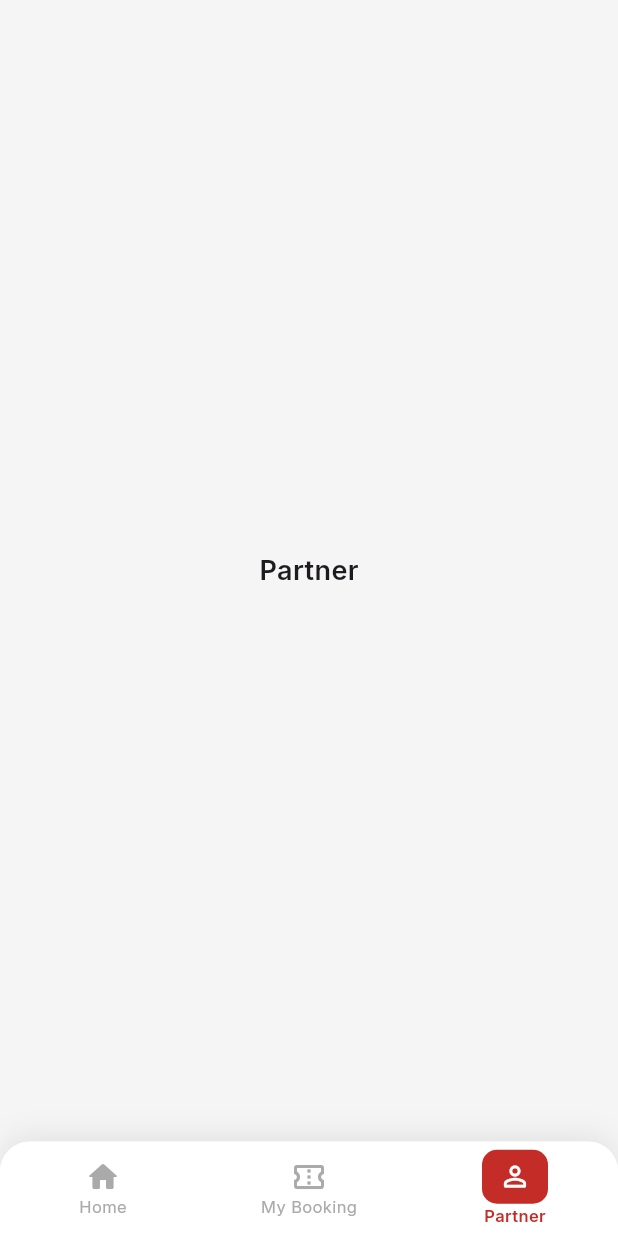
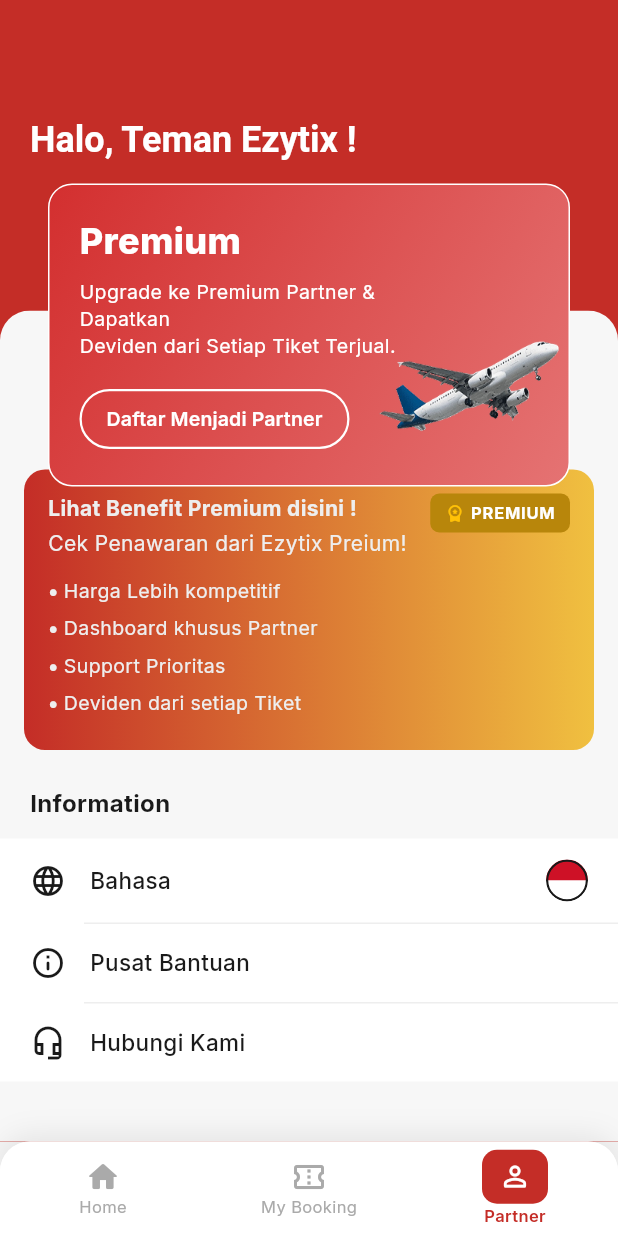
Before and after one commit to AndrianPutra14/tickettv, a Flutter app: the HomePage screen opened by its route, item 3 of the bottom bar chosen, on a phone screen of 412 x 824 dp. Run offline on Flutter 3.47's test engine with Material 3 defaults, Android fonts, the phone set to English and light mode, and no system bars; our stand-ins replace google_fonts.

Commit message:
Partner, MyBooking, Image asset

```diff
--- a/lib/screens/user/homepage.dart
+++ b/lib/screens/user/homepage.dart
@@ -1,6 +1,7 @@
 import 'package:flutter/material.dart';
 import 'package:flutter/services.dart';
 import 'package:project1/screens/user/mybookng.dart';
+import 'package:project1/screens/user/partner.dart';
 import 'package:project1/utils/routes.dart';
 
 const Color primaryRed = Color(0xFFC42D27);
@@ -1286,10 +1287,7 @@ class _PartnerTab extends StatelessWidget {
 
   @override
   Widget build(BuildContext context) {
-    return const Center(
-      child: Text('Partner',
-          style: TextStyle(fontSize: 18, fontWeight: FontWeight.w600)),
-    );
+    return const PartnerPage();
   }
 }
 
--- a/lib/screens/user/mybookng.dart
+++ b/lib/screens/user/mybookng.dart
@@ -290,7 +290,7 @@ class _MyBookingPageState extends State<MyBookingPage> {
         color: _kRed,
         borderRadius: BorderRadius.circular(10),
       ),
-      padding: const EdgeInsets.symmetric(horizontal: 16, vertical: 14),
+      padding: const EdgeInsets.symmetric(horizontal: 16, vertical: 18),
       child: Row(
         children: const [
           Icon(Icons.menu_rounded, color: Colors.white, size: 22),
--- /dev/null
+++ b/lib/screens/user/partner.dart
@@ -0,0 +1,391 @@
+import 'package:flutter/material.dart';
+
+const _kRed = Color(0xFFC42D27);
+const _kBg = Color(0xFFF7F7F7);
+const _kTextDark = Color(0xFF1A1A1A);
+const _kTextGrey = Color(0xFF9E9E9E);
+const _kDivider = Color(0xFFEEEEEE);
+
+class PartnerPage extends StatelessWidget {
+  const PartnerPage({super.key});
+
+  @override
+  Widget build(BuildContext context) {
+    return Scaffold(
+      backgroundColor: _kRed,
+      body: Stack(
+        children: [
+          Column(
+            crossAxisAlignment: CrossAxisAlignment.start,
+            children: [
+              // ── Red top area ──────────────────────────────────────────
+              Expanded(
+                child: SingleChildScrollView(
+                  child: Column(
+                    crossAxisAlignment: CrossAxisAlignment.start,
+                    children: [
+                      const SizedBox(height: 55),
+                      _buildGreeting(),
+                      const SizedBox(height: 20),
+                      // Space placeholder setinggi banner agar konten tidak tertutup
+                      const SizedBox(height: 180),
+                    ],
+                  ),
+                ),
+              ),
+              // ── White bottom area ─────────────────────────────────────
+              ClipRRect(
+                borderRadius: const BorderRadius.only(
+                  topLeft: Radius.circular(20),
+                  topRight: Radius.circular(20),
+                ),
+                child: Container(
+                  color: _kBg,
+                  padding: const EdgeInsets.symmetric(vertical: 16),
+                  child: SafeArea(
+                    bottom: false,
+                    child: Column(
+                      crossAxisAlignment: CrossAxisAlignment.start,
+                      children: [
+                        // Space di atas agar tidak tertutup banner
+                        const SizedBox(height: 90),
+                        _buildBenefitCard(),
+                        const SizedBox(height: 24),
+                        _buildInformationSection(),
+                        const SizedBox(height: 24),
+                      ],
+                    ),
+                  ),
+                ),
+              ),
+            ],
+          ),
+          // ── Banner nimpa di tengah-tengah ─────────────────────────────
+          Positioned(
+            left: 16,
+            right: 16,
+            bottom:
+                MediaQuery.of(context).size.height * 0.53, // sesuaikan posisi
+            child: _buildPremiumBanner(),
+          ),
+        ],
+      ),
+    );
+  }
+
+  // ─── Greeting ──────────────────────────────────────────────────────────────
+  Widget _buildGreeting() {
+    return Padding(
+      padding: const EdgeInsets.fromLTRB(20, 24, 20, 0),
+      child: RichText(
+        text: const TextSpan(
+          style: TextStyle(
+            fontSize: 24,
+            fontWeight: FontWeight.w700,
+            color: Colors.white,
+          ),
+          children: [
+            TextSpan(text: 'Halo, Teman Ezytix !'),
+          ],
+        ),
+      ),
+    );
+  }
+
+  // ─── Premium Banner ────────────────────────────────────────────────────────
+  Widget _buildPremiumBanner() {
+    return Padding(
+      padding: const EdgeInsets.symmetric(horizontal: 16),
+      child: Container(
+        decoration: BoxDecoration(
+          border: Border.all(color: Colors.white, width: 1),
+          gradient: const LinearGradient(
+            colors: [Color(0xFFD32F2F), Color(0xFFE57373)],
+            begin: Alignment.topLeft,
+            end: Alignment.bottomRight,
+          ),
+          borderRadius: BorderRadius.circular(16),
+        ),
+        padding: const EdgeInsets.fromLTRB(20, 20, 0, 20),
+        child: Row(
+          crossAxisAlignment: CrossAxisAlignment.end,
+          children: [
+            // Text content
+            Expanded(
+              child: Column(
+                crossAxisAlignment: CrossAxisAlignment.start,
+                children: [
+                  const Text(
+                    'Premium',
+                    style: TextStyle(
+                      fontSize: 24,
+                      fontWeight: FontWeight.w800,
+                      color: Colors.white,
+                    ),
+                  ),
+                  const SizedBox(height: 8),
+                  const Text(
+                    'Upgrade ke Premium Partner & Dapatkan\nDeviden dari Setiap Tiket Terjual.',
+                    style: TextStyle(
+                      fontSize: 13,
+                      color: Colors.white,
+                      height: 1.4,
+                    ),
+                  ),
+                  const SizedBox(height: 16),
+                  OutlinedButton(
+                    onPressed: () {},
+                    style: OutlinedButton.styleFrom(
+                      side: const BorderSide(color: Colors.white, width: 1.5),
+                      shape: RoundedRectangleBorder(
+                        borderRadius: BorderRadius.circular(24),
+                      ),
+                      padding: const EdgeInsets.symmetric(
+                          horizontal: 18, vertical: 10),
+                    ),
+                    child: const Text(
+                      'Daftar Menjadi Partner',
+                      style: TextStyle(
+                        fontSize: 13,
+                        fontWeight: FontWeight.w600,
+                        color: Colors.white,
+                      ),
+                    ),
+                  ),
+                ],
+              ),
+            ),
+            // Airplane image
+            SizedBox(
+              width: 110,
+              child: Transform.scale(
+                scaleX: -1.3,
+                scaleY: 1.5, // naikan angka ini untuk perbesar
+                child: Image.asset(
+                  'assets/images/airplane.png',
+                  fit: BoxFit.contain,
+                  errorBuilder: (_, __, ___) => const Icon(
+                    Icons.flight,
+                    size: 150,
+                    color: Colors.white54,
+                  ),
+                ),
+              ),
+            ),
+          ],
+        ),
+      ),
+    );
+  }
+
+  // ─── Benefit Card ──────────────────────────────────────────────────────────
+  Widget _buildBenefitCard() {
+    return Padding(
+      padding: const EdgeInsets.symmetric(horizontal: 16),
+      child: Container(
+        decoration: BoxDecoration(
+          gradient: const LinearGradient(
+            colors: [Color(0xFFC42D27), Color(0xFFF0C040)],
+            begin: Alignment.centerLeft,
+            end: Alignment.centerRight,
+          ),
+          borderRadius: BorderRadius.circular(14),
+        ),
+        padding: const EdgeInsets.all(16),
+        child: Column(
+          crossAxisAlignment: CrossAxisAlignment.start,
+          children: [
+            Row(
+              crossAxisAlignment: CrossAxisAlignment.start,
+              children: [
+                // Left text
+                Expanded(
+                  child: Column(
+                    crossAxisAlignment: CrossAxisAlignment.start,
+                    children: const [
+                      Text(
+                        'Lihat Benefit Premium disini !',
+                        style: TextStyle(
+                          fontSize: 14,
+                          fontWeight: FontWeight.bold,
+                          color: _kDivider,
+                        ),
+                      ),
+                      SizedBox(height: 3),
+                      Text(
+                        'Cek Penawaran dari Ezytix Preium!',
+                        style: TextStyle(
+                          fontSize: 14,
+                          color: _kDivider,
+                        ),
+                      ),
+                    ],
+                  ),
+                ),
+                // PREMIUM badge
+                Container(
+                  padding:
+                      const EdgeInsets.symmetric(horizontal: 10, vertical: 5),
+                  decoration: BoxDecoration(
+                    color: const Color(0xFFB8860B),
+                    borderRadius: BorderRadius.circular(6),
+                  ),
+                  child: Row(
+                    mainAxisSize: MainAxisSize.min,
+                    children: const [
+                      Icon(Icons.workspace_premium_rounded,
+                          size: 13, color: Colors.amber),
+                      SizedBox(width: 4),
+                      Text(
+                        'PREMIUM',
+                        style: TextStyle(
+                          fontSize: 11,
+                          fontWeight: FontWeight.w700,
+                          color: Colors.white,
+                          letterSpacing: 0.5,
+                        ),
+                      ),
+                    ],
+                  ),
+                ),
+              ],
+            ),
+            const SizedBox(height: 12),
+            ...[
+              'Harga Lebih kompetitif',
+              'Dashboard khusus Partner',
+              'Support Prioritas',
+              'Deviden dari setiap Tiket',
+            ].map((item) => Padding(
+                  padding: const EdgeInsets.only(bottom: 5),
+                  child: Row(
+                    children: [
+                      const Text('• ',
+                          style: TextStyle(
+                              fontSize: 14,
+                              fontWeight: FontWeight.w700,
+                              color: _kDivider)),
+                      Text(
+                        item,
+                        style: const TextStyle(
+                          fontSize: 13,
+                          color: _kDivider,
+                        ),
+                      ),
+                    ],
+                  ),
+                )),
+          ],
+        ),
+      ),
+    );
+  }
+
+  // ─── Information Section ───────────────────────────────────────────────────
+  Widget _buildInformationSection() {
+    return Column(
+      crossAxisAlignment: CrossAxisAlignment.start,
+      children: [
+        const Padding(
+          padding: EdgeInsets.fromLTRB(20, 0, 20, 12),
+          child: Text(
+            'Information',
+            style: TextStyle(
+              fontSize: 16,
+              fontWeight: FontWeight.w700,
+              color: _kTextDark,
+            ),
+          ),
+        ),
+        Container(
+          color: Colors.white,
+          child: Column(
+            children: [
+              _buildInfoItem(
+                icon: Icons.language_rounded,
+                label: 'Bahasa',
+                trailing: _buildFlagWidget(),
+              ),
+              const Divider(
+                  height: 1, thickness: 1, color: _kDivider, indent: 56),
+              _buildInfoItem(
+                icon: Icons.info_outline_rounded,
+                label: 'Pusat Bantuan',
+              ),
+              const Divider(
+                  height: 1, thickness: 1, color: _kDivider, indent: 56),
+              _buildInfoItem(
+                icon: Icons.headset_mic_outlined,
+                label: 'Hubungi Kami',
+              ),
+            ],
+          ),
+        ),
+      ],
+    );
+  }
+
+  Widget _buildInfoItem({
+    required IconData icon,
+    required String label,
+    Widget? trailing,
+  }) {
+    return Padding(
+      padding: const EdgeInsets.symmetric(horizontal: 20, vertical: 14),
+      child: Row(
+        children: [
+          Icon(icon, size: 24, color: _kTextDark),
+          const SizedBox(width: 16),
+          Expanded(
+            child: Text(
+              label,
+              style: const TextStyle(
+                fontSize: 15,
+                fontWeight: FontWeight.w500,
+                color: _kTextDark,
+              ),
+            ),
+          ),
+          if (trailing != null) trailing,
+        ],
+      ),
+    );
+  }
+
+  Widget _buildFlagWidget() {
+    // Indonesia flag: red top half, white bottom half in a circle
+    return ClipOval(
+      child: SizedBox(
+        width: 28,
+        height: 28,
+        child: CustomPaint(painter: _IndonesiaFlagPainter()),
+      ),
+    );
+  }
+}
+
+// ─── Indonesia Flag Painter ───────────────────────────────────────────────────
+class _IndonesiaFlagPainter extends CustomPainter {
+  @override
+  void paint(Canvas canvas, Size size) {
+    final redPaint = Paint()..color = const Color(0xFFCE1126);
+    final whitePaint = Paint()..color = Colors.white;
+    final borderPaint = Paint()
+      ..color = const Color.fromARGB(255, 25, 25, 25)
+      ..style = PaintingStyle.stroke
+      ..strokeWidth = 1.5;
+
+    canvas.drawRect(Rect.fromLTWH(0, 0, size.width, size.height / 2), redPaint);
+    canvas.drawRect(
+        Rect.fromLTWH(0, size.height / 2, size.width, size.height / 2),
+        whitePaint);
+
+    // Draw circular border
+    final center = Offset(size.width / 2, size.height / 2);
+    canvas.drawCircle(
+        center, size.width / 2 - borderPaint.strokeWidth / 2, borderPaint);
+  }
+
+  @override
+  bool shouldRepaint(covariant CustomPainter old) => false;
+}
--- a/lib/utils/routes.dart
+++ b/lib/utils/routes.dart
@@ -3,6 +3,7 @@ import 'package:project1/screens/onboarding.dart';
 import 'package:project1/screens/welcome_screen.dart';
 import 'package:project1/screens/user/homepage.dart';
 import 'package:project1/screens/user/mybookng.dart';
+import 'package:project1/screens/user/partner.dart';
 import 'package:project1/screens/user/flight_results_page.dart';
 import 'package:project1/screens/user/informasi_pemesanan_screen.dart';
 import 'package:project1/screens/user/widgets/flight_models.dart';
@@ -15,6 +16,7 @@ class AppRoutes {
   static const String flightResults = '/flight-results';
   static const String informasiPemesanan = '/informasi-pemesanan';
   static const String myBooking = '/my-booking';
+  static const String partner = '/partner';
 
   // Route map
   static Map<String, WidgetBuilder> get routes => {
@@ -39,5 +41,6 @@ class AppRoutes {
           );
         },
         myBooking: (context) => const MyBookingPage(),
+        partner: (context) => const PartnerPage(),
       };
 }
```
Also changed, not shown: 3 other files.
